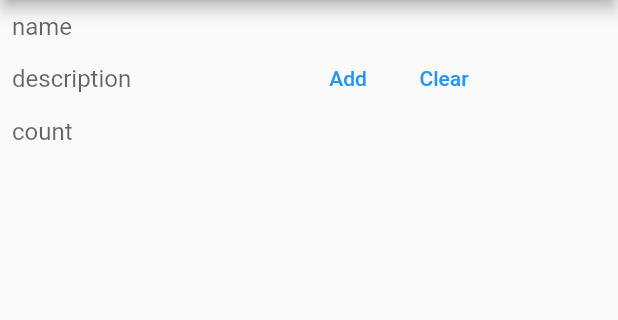
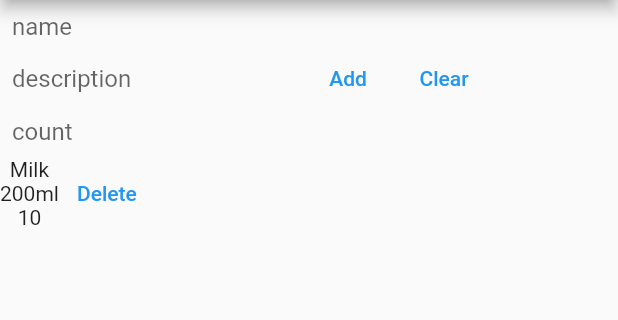
Before and after one commit to basepbutenko/shopping, a Flutter app: the screen it shows after launch, after a tap on "Clear", on a phone screen of 412 x 824 dp, the part 84-404 px from its top. Run offline on Flutter 3.47's test engine with Material 2 defaults, Android fonts, the phone set to English and light mode, and no system bars.

Commit message:
read from json

```diff
--- /dev/null
+++ b/assets/data.json
@@ -0,0 +1,9 @@
+{
+  "items": [
+    {
+      "name": "Milk",
+      "description": "200ml",
+      "count": 10
+    }
+  ]
+}
--- a/lib/main.dart
+++ b/lib/main.dart
@@ -40,6 +40,7 @@ class _MyHomePageState extends State<MyHomePage> {
   @override
   void initState() {
     shoppingList = ShoppingList();
+    shoppingList.readJson();
     super.initState();
   }
 
@@ -95,7 +96,9 @@ class _MyHomePageState extends State<MyHomePage> {
               TextButton(
                   onPressed: () {
                     shoppingList.add(Product(
-                        nameController.text, descriptionController.text,int.parse(countController.text)));
+                        nameController.text,
+                        descriptionController.text,
+                        int.parse(countController.text)));
                     clearForm();
                     setState(() {});
                   },
--- a/lib/shopping_list.dart
+++ b/lib/shopping_list.dart
@@ -1,13 +1,28 @@
+import 'dart:convert';
+
+import 'package:flutter/services.dart';
 import 'package:shopping/product.dart';
 
 class ShoppingList {
   List<Product> items = [];
 
+  Future<void> readJson() async {
+    final String response = await rootBundle.loadString('assets/data.json');
+    final data = await json.decode(response);
+    List jsonItems = data["items"];
+    for (var i = 0; i < jsonItems.length; i++) {
+      String name = jsonItems[i]["name"];
+      String description = jsonItems[i]["description"];
+      int count = jsonItems[i]["count"];
+      add(Product(name, description, count));
+    }
+  }
+
   void add(Product item) {
-    this.items.add(item);
+    items.add(item);
   }
 
   void delete(int index) {
-    this.items.removeAt(index);
+    items.removeAt(index);
   }
 }
--- a/pubspec.yaml
+++ b/pubspec.yaml
@@ -33,6 +33,7 @@ dependencies:
     sdk: flutter
 
 
+
   # The following adds the Cupertino Icons font to your application.
   # Use with the CupertinoIcons class for iOS style icons.
   cupertino_icons: ^1.0.2
@@ -58,6 +59,8 @@ flutter:
   # included with your application, so that you can use the icons in
   # the material Icons class.
   uses-material-design: true
+  assets:
+    - assets/data.json
 
   # To add assets to your application, add an assets section, like this:
   # assets:
```
